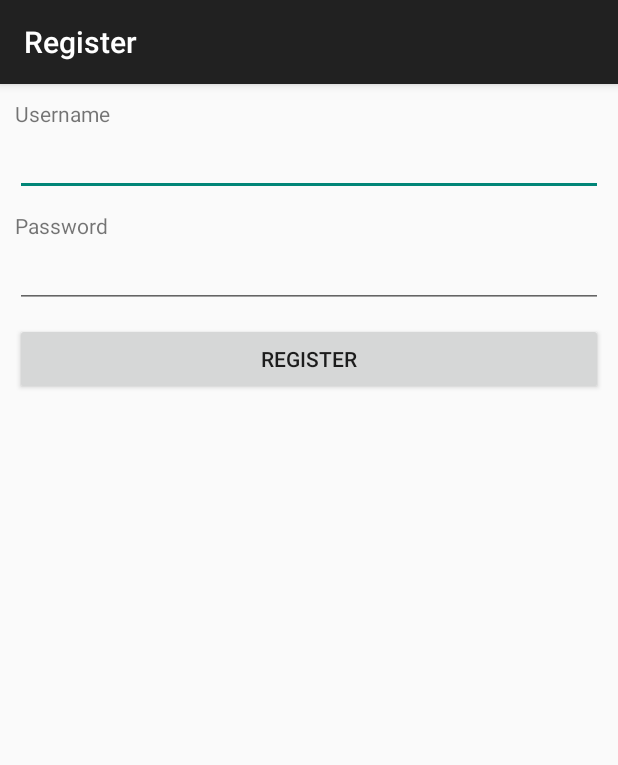
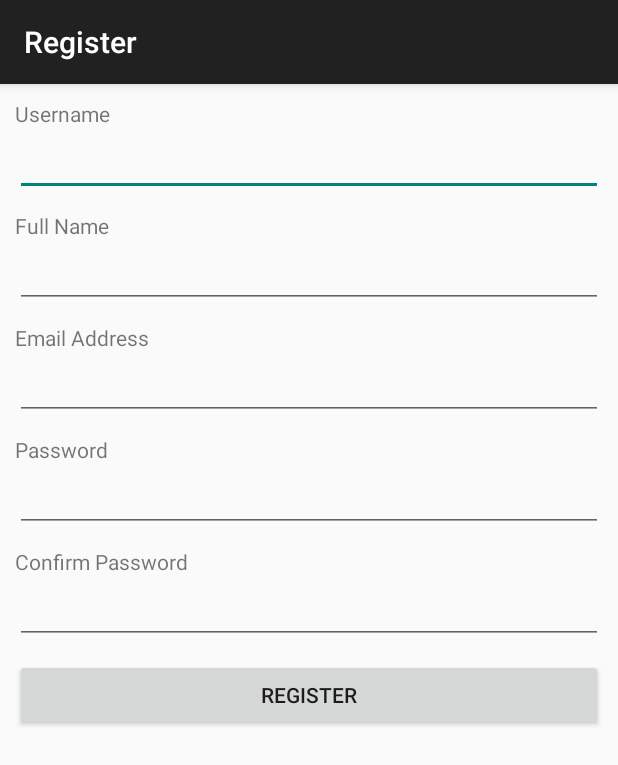
Before and after one commit to OlirianWarrior/DebateApp, an Android app: the Register screen opened directly, with no data from a screen before it, on a phone screen of 412 x 824 dp. Shown: the top 765 px of the screen. Run offline under Robolectric (Android 15) with nearby library versions, the phone set to English and light mode, and no system bars.

Commit message:
User Table Structure Changed

```diff
--- a/app/src/main/java/com/gmail/donncha/assignment/DatabaseHelper.java
+++ b/app/src/main/java/com/gmail/donncha/assignment/DatabaseHelper.java
@@ -15,16 +15,19 @@ import java.util.List;
  */
 public class DatabaseHelper extends SQLiteOpenHelper {
 
-    private static final int DATABASE_VERSION = 3;
+    private static final int DATABASE_VERSION = 6;
     private static final String DATABASE_NAME = "DebateApp.db";
     private static final String TABLE_NAME = "users";
-    private static final String COLUMN_ID = "user_id";
+    //private static final String COLUMN_ID = "user_id";
     private static final String COLUMN_USERNAME = "username";
+    private static final String COLUMN_NAME = "name";
+    private static final String COLUMN_EMAIL = "email";
     private static final String COLUMN_PASSWORD = "password";
+    private static final String COLUMN_CONFPASSWORD = "confpassword";
     SQLiteDatabase db;
 
-    private static final String TABLE_CREATE = "create table users (user_id integer primary key not null , " +
-            "username text not null , password text not null);";
+    private static final String TABLE_CREATE = "create table users (username text primary key not null , " +
+            "name text not null , email text not null , password text not null , confpassword);";
 
     public DatabaseHelper(Context context)
     {
@@ -48,9 +51,12 @@ public class DatabaseHelper extends SQLiteOpenHelper {
         int count = cursor.getCount();
         //int count = 1000;
 
-        values.put(COLUMN_ID, count);
+        //values.put(COLUMN_ID, count);
         values.put(COLUMN_USERNAME, c.getUsername());
+        values.put(COLUMN_NAME, c.getUsername());
+        values.put(COLUMN_EMAIL, c.getUsername());
         values.put(COLUMN_PASSWORD, c.getPassword());
+        values.put(COLUMN_CONFPASSWORD, c.getUsername());
 
         db.insert(TABLE_NAME, null, values);
         db.close();
@@ -83,7 +89,7 @@ public class DatabaseHelper extends SQLiteOpenHelper {
     public String searchUser(String username, int index_col) throws SQLException
     {
         db = this.getReadableDatabase();
-        String query = "select username, password from "+TABLE_NAME;
+        String query = "select username, name, email from "+TABLE_NAME;
 
         Cursor cursor = db.rawQuery(query, null);
         String data;
--- a/app/src/main/java/com/gmail/donncha/assignment/Register.java
+++ b/app/src/main/java/com/gmail/donncha/assignment/Register.java
@@ -16,7 +16,7 @@ public class Register extends AppCompatActivity implements View.OnClickListener
     DatabaseHelper helper = new DatabaseHelper(this);
 
     Button regRegister;
-    EditText regUsername, regPassword;
+    EditText regUsername, regName, regEmail, regPassword, regConfPassword;
 
     @Override
     protected void onCreate(Bundle savedInstanceState)
@@ -25,7 +25,10 @@ public class Register extends AppCompatActivity implements View.OnClickListener
         setContentView(R.layout.activity_register);
 
         regUsername = (EditText) findViewById(R.id.regUsername);
+        regName = (EditText) findViewById(R.id.regName);
+        regEmail = (EditText) findViewById(R.id.regEmail);
         regPassword = (EditText) findViewById(R.id.regPassword);
+        regConfPassword = (EditText) findViewById(R.id.regConfPassword);
         regRegister = (Button) findViewById(R.id.regRegister);
 
         regRegister.setOnClickListener(this);
@@ -40,15 +43,25 @@ public class Register extends AppCompatActivity implements View.OnClickListener
 
 
                 EditText username = (EditText)findViewById(R.id.regUsername);
+                EditText name = (EditText)findViewById(R.id.regName);
+                EditText email = (EditText)findViewById(R.id.regEmail);
                 EditText password = (EditText)findViewById(R.id.regPassword);
+                EditText confpassword = (EditText)findViewById(R.id.regConfPassword);
 
                 String usernameStr = username.getText().toString();
+                String nameStr = name.getText().toString();
+                String emailStr = email.getText().toString();
                 String passwordStr = password.getText().toString();
+                String confpasswordStr = confpassword.getText().toString();
 
                 UserInfo c = new UserInfo();
 
                 c.setUsername(usernameStr);
+                c.setName(nameStr);
+                c.setEmail(emailStr);
+                c.setUsername(usernameStr);
                 c.setPassword(passwordStr);
+                c.setConfpassword(passwordStr);
 
                 helper.insertUser(c);
 
--- a/app/src/main/res/layout/activity_register.xml
+++ b/app/src/main/res/layout/activity_register.xml
@@ -19,10 +19,46 @@
     <TextView
         android:layout_width="wrap_content"
         android:layout_height="wrap_content"
+        android:text="Full Name" />
+
+    <EditText
+        android:id="@+id/regName"
+        android:layout_width="match_parent"
+        android:layout_height="wrap_content"
+        android:layout_marginBottom="10dp"
+        />
+
+    <TextView
+        android:layout_width="wrap_content"
+        android:layout_height="wrap_content"
+        android:text="Email Address" />
+
+    <EditText
+        android:id="@+id/regEmail"
+        android:layout_width="match_parent"
+        android:layout_height="wrap_content"
+        android:layout_marginBottom="10dp"
+         />
+
+    <TextView
+        android:layout_width="wrap_content"
+        android:layout_height="wrap_content"
         android:text="Password" />
 
     <EditText
         android:id="@+id/regPassword"
+        android:layout_width="match_parent"
+        android:layout_height="wrap_content"
+        android:layout_marginBottom="10dp"
+        android:inputType="textPassword" />
+
+    <TextView
+        android:layout_width="wrap_content"
+        android:layout_height="wrap_content"
+        android:text="Confirm Password" />
+
+    <EditText
+        android:id="@+id/regConfPassword"
         android:layout_width="match_parent"
         android:layout_height="wrap_content"
         android:layout_marginBottom="10dp"
```
Also changed, not shown: app/src/main/java/com/gmail/donncha/assignment/Account.java (+21 -4 lines), app/src/main/java/com/gmail/donncha/assignment/UserInfo.java (+34 -1 lines), app/src/main/res/layout/activity_account.xml (+8 -1 lines).
